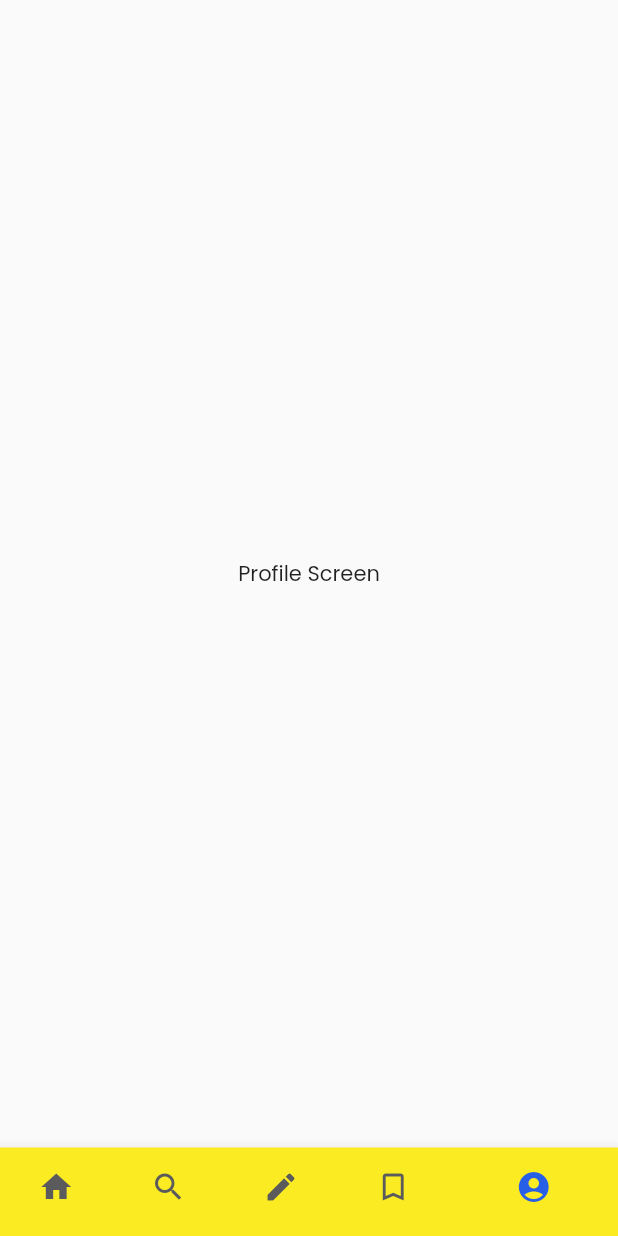
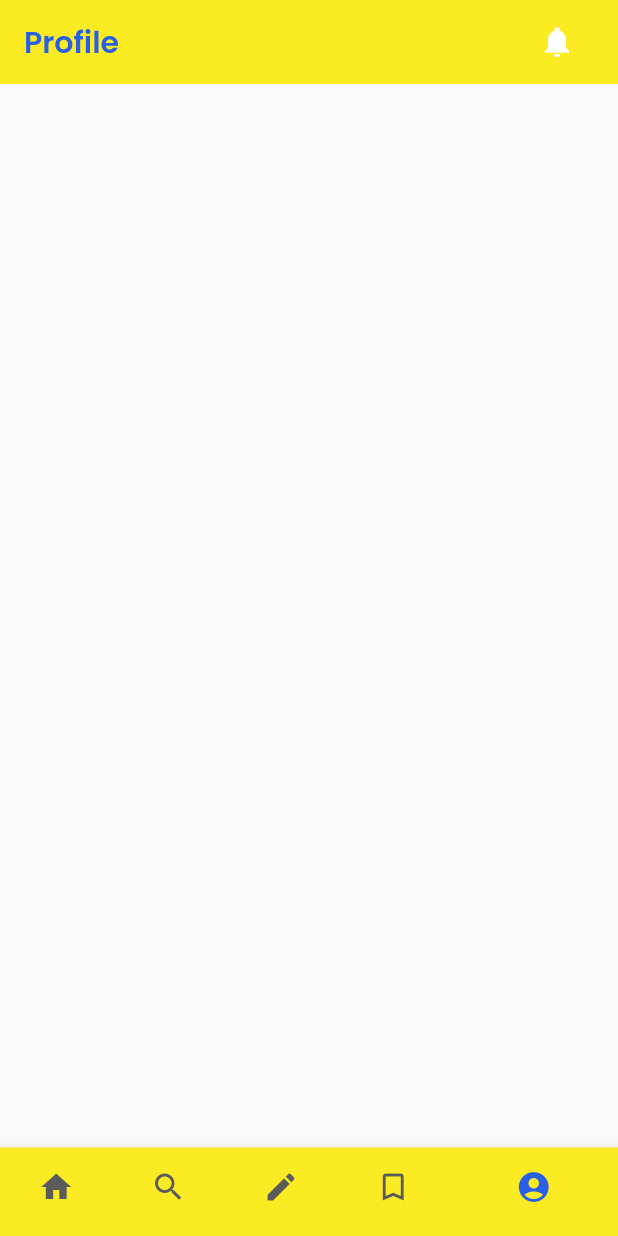
Before and after one commit to yashagozwan/discussin-mobile, a Flutter app: the screen it shows after launch, item 5 of the bottom bar chosen, on a phone screen of 412 x 824 dp. Run offline on Flutter 3.47's test engine with Material 2 defaults, Android fonts, the phone set to English and light mode, and no system bars; our stand-ins replace flutter_riverpod, flutter_svg; statements that could not run were skipped.

Commit message:
add profile screen

```diff
--- a/lib/src/screen/profile/profile_screen.dart
+++ b/lib/src/screen/profile/profile_screen.dart
@@ -1,5 +1,9 @@
+import 'package:discussin_mobile/src/util/colors.dart';
+import 'package:discussin_mobile/src/widget/text_pro.dart';
 import 'package:flutter/material.dart';
 import 'package:flutter_riverpod/flutter_riverpod.dart';
+
+
 
 class ProfileScreen extends ConsumerStatefulWidget {
   const ProfileScreen({super.key});
@@ -11,9 +15,22 @@ class ProfileScreen extends ConsumerStatefulWidget {
 class _ProfileScreenState extends ConsumerState<ProfileScreen> {
   @override
   Widget build(BuildContext context) {
-    return const Scaffold(
-      body: Center(
-        child: Text('Profile Screen'),
+    return Scaffold(
+      appBar: AppBar(
+        title: Row(children: const [
+              TextPro(
+              'Profile',
+              color: primaryBlue,
+              fontWeight: FontWeight.w600,
+            ),
+            SizedBox(width: 280),
+            Icon(Icons.notifications_sharp,
+
+            )
+          ],
+        ),
+        backgroundColor: yellow,
+        elevation: 0,
       ),
     );
   }
--- /dev/null
+++ b/lib/src/view_model/profile_model.dart
@@ -0,0 +1,17 @@
+import 'package:flutter/material.dart' show ChangeNotifier;
+import 'package:flutter_riverpod/flutter_riverpod.dart';
+
+
+class Profile {
+  String username;
+  String subname;
+  int followers;
+  int following;
+
+  Profile (
+    this.username,
+    this.subname,
+    this.followers,
+    this.following
+  );
+}
```
